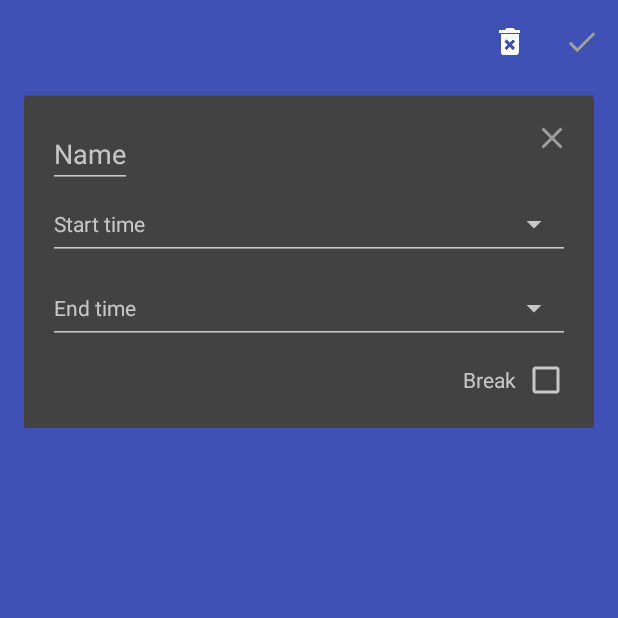
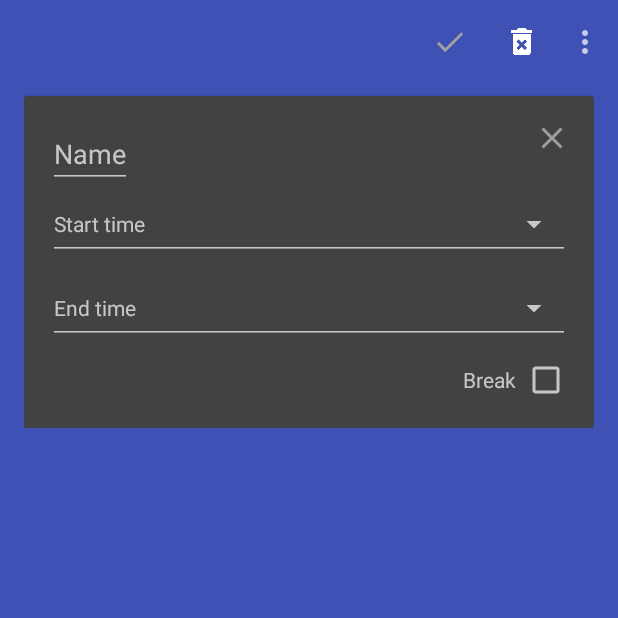
Before and after one commit to StefMa/TimeTracking, an Android app: the AddTimeTrackActivity screen opened directly, with no data from a screen before it, after a tap on an icon or button, on a phone screen of 412 x 824 dp, the top half of it. Run offline under Robolectric (Android 15) with nearby library versions, the phone set to English and light mode, and no system bars; libraries missing offline, so code that uses them is left out: com.prolificinteractive.materialcalendarview; 6 statements that could not run were skipped.

Commit message:
* First implementation of Illness and Vacation in AddTimeTrack * Move to another pacakge

```diff
--- a/app/src/main/AndroidManifest.xml
+++ b/app/src/main/AndroidManifest.xml
@@ -18,7 +18,7 @@
             </intent-filter>
         </activity>
         <activity
-            android:name=".AddTimeTrackActivity"
+            android:name=".timetrack.AddTimeTrackActivity"
             android:parentActivityName=".main.MainActivity"/>
         <activity
             android:name=".settings.SettingsActivity"
--- a/app/src/main/java/guru/stefma/timetracking/main/MainActivity.java
+++ b/app/src/main/java/guru/stefma/timetracking/main/MainActivity.java
@@ -20,7 +20,7 @@ import com.prolificinteractive.materialcalendarview.OnMonthChangedListener;
 import java.util.List;
 
 import guru.stefma.restapi.objects.WorkList;
-import guru.stefma.timetracking.AddTimeTrackActivity;
+import guru.stefma.timetracking.timetrack.AddTimeTrackActivity;
 import guru.stefma.timetracking.R;
 import guru.stefma.timetracking.settings.SettingsActivity;
 import guru.stefma.timetracking.decorator.TimeTrackDecorator;
--- a/app/src/main/java/guru/stefma/timetracking/main/MainPresenter.java
+++ b/app/src/main/java/guru/stefma/timetracking/main/MainPresenter.java
@@ -16,7 +16,7 @@ import guru.stefma.restapi.objects.Working;
 import guru.stefma.restapi.objects.WorkingDay;
 import guru.stefma.restapi.objects.WorkingList;
 import guru.stefma.restapi.objects.WorkingMonth;
-import guru.stefma.timetracking.AddTimeTrackActivity;
+import guru.stefma.timetracking.timetrack.AddTimeTrackActivity;
 import guru.stefma.timetracking.BuildConfig;
 import guru.stefma.timetracking.CalendarViewUtils;
 import guru.stefma.timetracking.decorator.TimeTrackDecorator;
--- a/app/src/main/java/guru/stefma/timetracking/TimePickerDialogHelper.java
+++ b/app/src/main/java/guru/stefma/timetracking/timetrack/TimePickerDialogHelper.java
@@ -1,4 +1,4 @@
-package guru.stefma.timetracking;
+package guru.stefma.timetracking.timetrack;
 
 import android.app.TimePickerDialog;
 import android.content.Context;
--- a/app/src/main/java/guru/stefma/timetracking/TimeTrackView.java
+++ b/app/src/main/java/guru/stefma/timetracking/timetrack/TimeTrackView.java
@@ -1,4 +1,4 @@
-package guru.stefma.timetracking;
+package guru.stefma.timetracking.timetrack;
 
 import android.content.Context;
 import android.support.annotation.StringDef;
@@ -13,6 +13,7 @@ import java.lang.annotation.Retention;
 import java.lang.annotation.RetentionPolicy;
 
 import guru.stefma.restapi.objects.Work;
+import guru.stefma.timetracking.R;
 
 public class TimeTrackView extends CardView {
 
--- a/app/src/main/res/menu/addtimetrack.xml
+++ b/app/src/main/res/menu/addtimetrack.xml
@@ -2,13 +2,23 @@
 <menu xmlns:android="http://schemas.android.com/apk/res/android"
       xmlns:app="http://schemas.android.com/apk/res-auto">
     <item
-        android:id="@+id/addtimetrack_delete_action"
-        android:icon="@drawable/ic_delete_forever_white_24dp"
-        android:title="@string/addtimetrack_menu_delete"
-        app:showAsAction="ifRoom"/>
+        android:id="@+id/addtimetrack_illness_action"
+        android:icon="@drawable/ic_hospital_illness_white_24dp"
+        android:title="@string/addtimetrack_menu_illness"
+        app:showAsAction="never"/>
+    <item
+        android:id="@+id/addtimetrack_vacation_action"
+        android:icon="@drawable/ic_flight_vacation_white_24dp"
+        android:title="@string/addtimetrack_menu_vacation"
+        app:showAsAction="never"/>
     <item
         android:id="@+id/addtimetrack_save_action"
         android:icon="@drawable/ic_done_white_24dp"
         android:title="@string/addtimetrack_menu_save"
         app:showAsAction="always"/>
+    <item
+        android:id="@+id/addtimetrack_delete_action"
+        android:icon="@drawable/ic_delete_forever_white_24dp"
+        android:title="@string/addtimetrack_menu_delete"
+        app:showAsAction="always"/>
 </menu>
--- a/app/src/main/res/values/strings.xml
+++ b/app/src/main/res/values/strings.xml
@@ -21,4 +21,10 @@
     <string name="preference_default_working_hours">Default working hours</string>
     <string name="save">Save</string>
     <string name="preference_category_general">General</string>
+    <string name="addtimetrack_menu_vacation">Vacation</string>
+    <string name="addtimetrack_menu_illness">Illness</string>
+    <string name="illnes_progress_title">Setup illness</string>
+    <string name="illness_progress_message">Please wait. We will setup your illness work.</string>
+    <string name="vacation_progress_title">Setup vacation</string>
+    <string name="vacation_progress_message">Please wait. We will setup your vacation work.</string>
 </resources>
```
Also changed, not shown: app/src/main/java/guru/stefma/timetracking/timetrack/AddTimeTrackActivity.java (renamed from app/src/main/java/guru/stefma/timetracking/AddTimeTrackActivity.java, +71 -22 lines), app/src/main/java/guru/stefma/timetracking/timetrack/WorkingFactory.java (added, +54 -0 lines), app/src/main/res/drawable-hdpi/ic_flight_vacation_white_24dp.png (added), app/src/main/res/drawable-hdpi/ic_hospital_illness_white_24dp.png (added), app/src/main/res/drawable-mdpi/ic_flight_vacation_white_24dp.png (added), app/src/main/res/drawable-mdpi/ic_hospital_illness_white_24dp.png (added), app/src/main/res/drawable-xhdpi/ic_flight_vacation_white_24dp.png (added), app/src/main/res/drawable-xhdpi/ic_hospital_illness_white_24dp.png (added), app/src/main/res/drawable-xxhdpi/ic_flight_vacation_white_24dp.png (added), app/src/main/res/drawable-xxhdpi/ic_hospital_illness_white_24dp.png (added), app/src/main/res/drawable-xxxhdpi/ic_flight_vacation_white_24dp.png (added), app/src/main/res/drawable-xxxhdpi/ic_hospital_illness_white_24dp.png (added).
